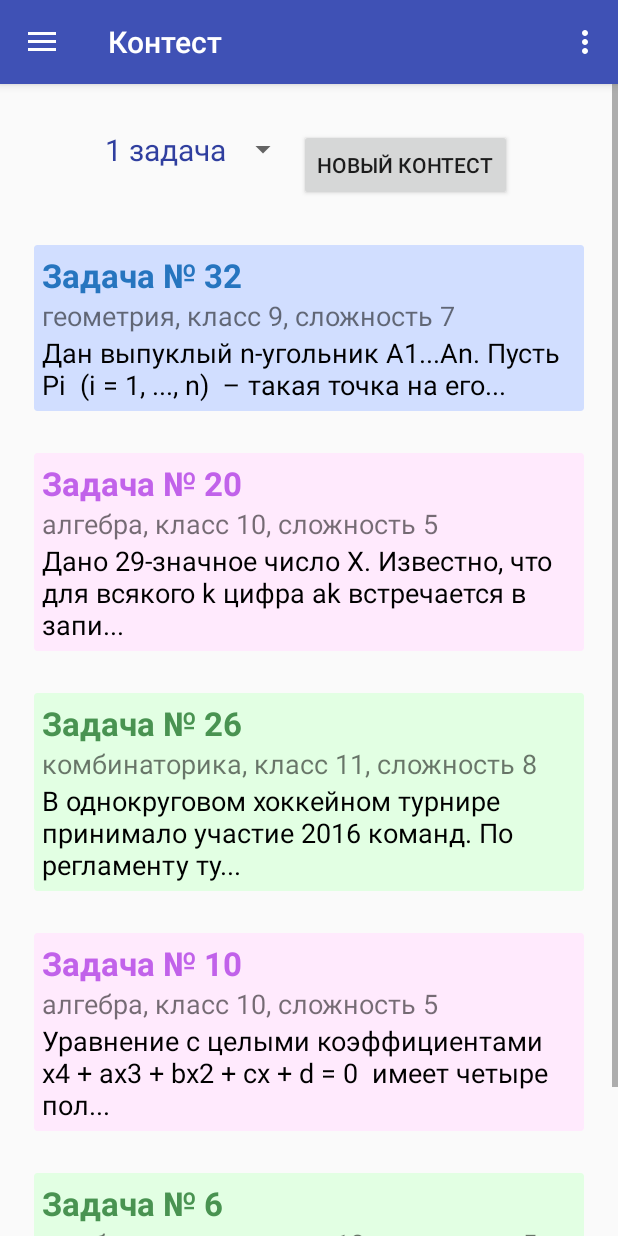
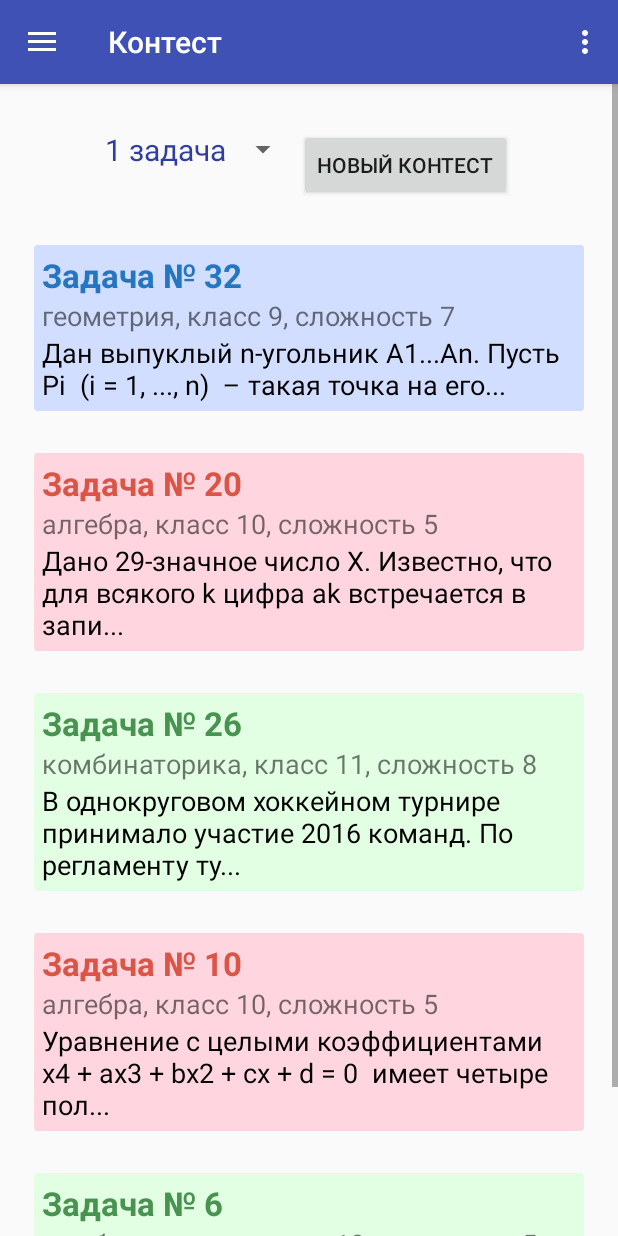
Before and after one commit to matveevk/PrepOlymp, an Android app: the screen it shows after launch (MainActivity), in the side drawer, after a tap on "Контест", on a phone screen of 412 x 824 dp. Run offline under Robolectric (Android 15) with nearby library versions, the phone set to English and light mode, and no system bars.

Commit message:
Added onLongClick to ProblemList, Favourites, SolveLater

```diff
--- a/app/src/main/java/com/example/root/prepolymp/MainActivity.java
+++ b/app/src/main/java/com/example/root/prepolymp/MainActivity.java
@@ -63,7 +63,6 @@ public class MainActivity extends AppCompatActivity
 
     @Override
     public void onBackPressed() {
-        Log.d("ddd", "1");
         DrawerLayout drawer = (DrawerLayout) findViewById(R.id.drawer_layout);
         if (drawer.isDrawerOpen(GravityCompat.START)) {
             drawer.closeDrawer(GravityCompat.START);
--- a/app/src/main/java/com/example/root/prepolymp/fragments/RandomContest.java
+++ b/app/src/main/java/com/example/root/prepolymp/fragments/RandomContest.java
@@ -88,7 +88,7 @@ public class RandomContest extends Fragment {
             Problem problem = problems.get(randNums.get(i < n ? i : 0));
             cardContent.get(i).get(0).setText("Задача № " + problem.id);
             switch (problem.topic) {
-                case "алгебра": cardContent.get(i).get(0).setTextColor(getActivity().getResources().getColor(R.color.colorAlg)); break;
+                case "алгебра": cardContent.get(i).get(0).setTextColor(getActivity().getResources().getColor(R.color.colorAlgRandomContest)); break;
                 case "комбинаторика": cardContent.get(i).get(0).setTextColor(getActivity().getResources().getColor(R.color.colorComb)); break;
                 case "геометрия": cardContent.get(i).get(0).setTextColor(getActivity().getResources().getColor(R.color.colorGeom)); break;
             }
--- /dev/null
+++ b/app/src/main/res/menu/menu_problem_list_00.xml
@@ -0,0 +1,9 @@
+<?xml version="1.0" encoding="utf-8"?>
+<menu xmlns:android="http://schemas.android.com/apk/res/android">
+    <item
+        android:id="@+id/menu_problem_list_like_00"
+        android:title="Лайкнуть" />
+    <item
+        android:id="@+id/menu_problem_list_later_00"
+        android:title="Отложить" />
+</menu>
--- /dev/null
+++ b/app/src/main/res/menu/menu_problem_list_01.xml
@@ -0,0 +1,9 @@
+<?xml version="1.0" encoding="utf-8"?>
+<menu xmlns:android="http://schemas.android.com/apk/res/android">
+    <item
+        android:id="@+id/menu_problem_list_like_01"
+        android:title="Лайкнуть" />
+    <item
+        android:id="@+id/menu_problem_list_later_01"
+        android:title="Убрать из отложенных" />
+</menu>
--- /dev/null
+++ b/app/src/main/res/menu/menu_problem_list_10.xml
@@ -0,0 +1,9 @@
+<?xml version="1.0" encoding="utf-8"?>
+<menu xmlns:android="http://schemas.android.com/apk/res/android">
+    <item
+        android:id="@+id/menu_problem_list_like_10"
+        android:title="Убрать из понравившихся" />
+    <item
+        android:id="@+id/menu_problem_list_later_10"
+        android:title="Отложить" />
+</menu>
--- /dev/null
+++ b/app/src/main/res/menu/menu_problem_list_11.xml
@@ -0,0 +1,9 @@
+<?xml version="1.0" encoding="utf-8"?>
+<menu xmlns:android="http://schemas.android.com/apk/res/android">
+    <item
+        android:id="@+id/menu_problem_list_like_11"
+        android:title="Убрать из понравившихся" />
+    <item
+        android:id="@+id/menu_problem_list_later_11"
+        android:title="Убрать из отложенных" />
+</menu>
--- a/app/src/main/res/values/colors.xml
+++ b/app/src/main/res/values/colors.xml
@@ -6,12 +6,12 @@
     <color name="colorAlg">#C162EA</color>
     <color name="colorComb">#499351</color>
     <color name="colorGeom">#2675BF</color>
+    <color name="colorAlgLight">#FFD6E0</color>
     <!-- v.1
-    <color name="colorAlgLight">#FFD6E0</color>
     <color name="colorAlgLight">#fce5fb</color>
     <color name="colorAlgLight">#f9e5f8</color>
-    -->
-    <color name="colorAlgLight">#ffeafd</color>
+    <color name="colorAlgLight">#ffeafd</color>    -->
     <color name="colorCombLight">#E2FFE3</color>
     <color name="colorGeomLight">#D1DEFF</color>
+    <color name="colorAlgRandomContest">#db5546</color>
 </resources>
```
Also changed, not shown: app/src/main/java/com/example/root/prepolymp/fragments/Favourites.java (+60 -4 lines), app/src/main/java/com/example/root/prepolymp/fragments/ProblemList.java (+52 -0 lines), app/src/main/java/com/example/root/prepolymp/fragments/SolveLater.java (+59 -2 lines).
